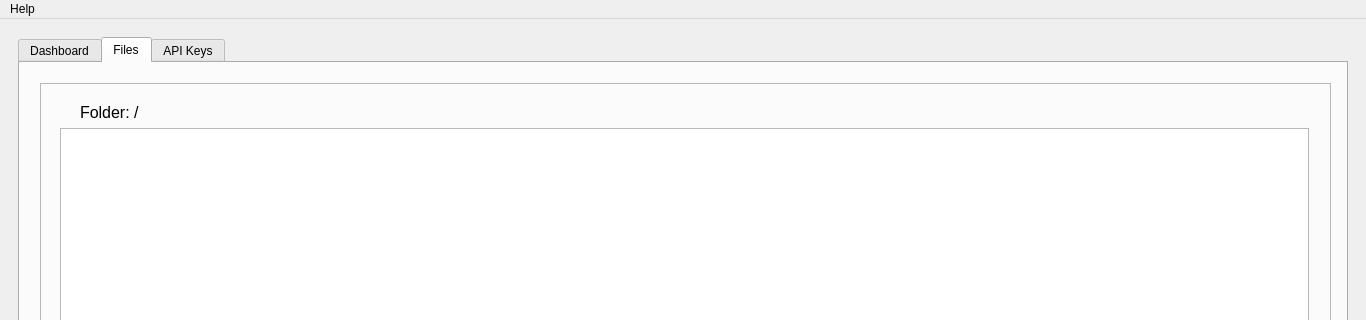
Qt form pyside6_ui/main.ui (NewGuy103/syncServer) before a commit; both pictures show x 0 to 1366 and y 0 to 320 of the 1366 by 696 pixel window.
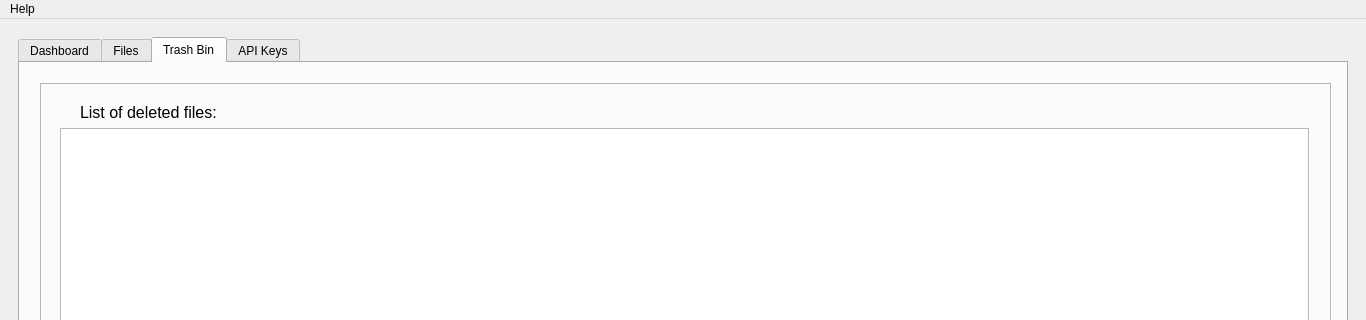
The same form after that commit. The open tabs and pages were chosen to show the change.

```diff
--- a/pyside6_ui/main.ui
+++ b/pyside6_ui/main.ui
@@ -269,6 +269,75 @@
               <item>
                <widget class="QListWidget" name="fileListWidget"/>
               </item>
+              <item>
+               <layout class="QHBoxLayout" name="optionButtonsLayout">
+                <item>
+                 <widget class="QPushButton" name="showDownloadsManagerButton">
+                  <property name="text">
+                   <string>Downloads Manager</string>
+                  </property>
+                 </widget>
+                </item>
+               </layout>
+              </item>
+             </layout>
+            </widget>
+           </widget>
+          </widget>
+          <widget class="QWidget" name="trashbinTab">
+           <attribute name="title">
+            <string>Trash Bin</string>
+           </attribute>
+           <widget class="QFrame" name="trashbinTabFrame">
+            <property name="geometry">
+             <rect>
+              <x>20</x>
+              <y>20</y>
+              <width>1291</width>
+              <height>551</height>
+             </rect>
+            </property>
+            <property name="frameShape">
+             <enum>QFrame::Shape::StyledPanel</enum>
+            </property>
+            <property name="frameShadow">
+             <enum>QFrame::Shadow::Raised</enum>
+            </property>
+            <widget class="QWidget" name="layoutWidget_4">
+             <property name="geometry">
+              <rect>
+               <x>20</x>
+               <y>20</y>
+               <width>1249</width>
+               <height>511</height>
+              </rect>
+             </property>
+             <layout class="QVBoxLayout" name="trashbinLayout">
+              <property name="spacing">
+               <number>6</number>
+              </property>
+              <item>
+               <widget class="QLabel" name="trashbinLabel">
+                <property name="font">
+                 <font>
+                  <pointsize>12</pointsize>
+                  <bold>false</bold>
+                 </font>
+                </property>
+                <property name="text">
+                 <string>List of deleted files:</string>
+                </property>
+                <property name="alignment">
+                 <set>Qt::AlignmentFlag::AlignLeading|Qt::AlignmentFlag::AlignLeft|Qt::AlignmentFlag::AlignVCenter</set>
+                </property>
+                <property name="indent">
+                 <number>20</number>
+                </property>
+               </widget>
+              </item>
+              <item>
+               <widget class="QListWidget" name="trashbinListWidget"/>
+              </item>
              </layout>
             </widget>
            </widget>
```
